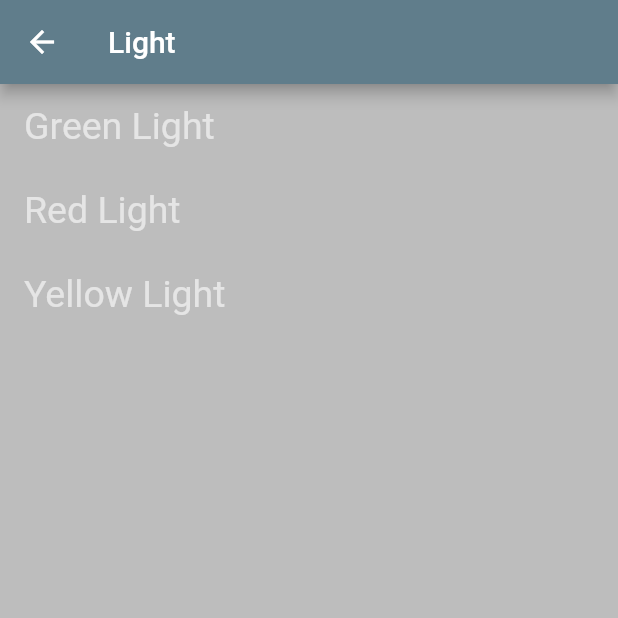
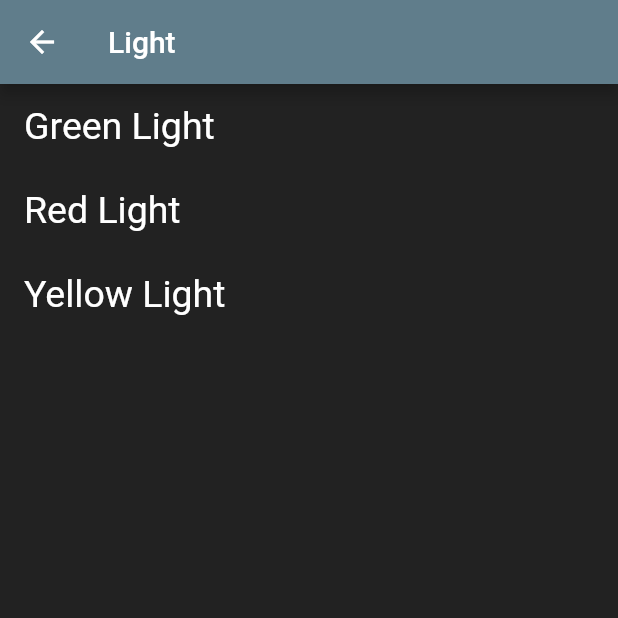
Before and after one commit to samirreaz/road_sign, a Flutter app: the screen it shows after launch, after a tap on "Light", on a phone screen of 412 x 824 dp, the top half of it. Run offline on Flutter 3.47's test engine with Material 2 defaults, Android fonts, the phone set to English and light mode, and no system bars; key blocks and very long unbroken strings in the code were emptied for the run.

```diff
--- a/lib/screen/category/category_screen.dart
+++ b/lib/screen/category/category_screen.dart
@@ -26,10 +26,13 @@ class CategoryScreen extends StatelessWidget {
       body: ListView.builder(
         itemCount: filterList.length,
         itemBuilder: (context, index) => ListTile(
-          title: Text(filterList[index].itemName, style: TextStyle(color: Colors.white60, fontSize: 25),),
+          title: Text(
+            filterList[index].itemName,
+            style: TextStyle(color: Colors.white, fontSize: 25),
+          ),
         ),
       ),
-      backgroundColor: Colors.black26,
+      backgroundColor: Colors.black87,
     );
   }
 }
--- a/lib/screen/home/home_screen.dart
+++ b/lib/screen/home/home_screen.dart
@@ -14,7 +14,7 @@ class HomeScreen extends StatelessWidget {
         title: Text('Home Page'),
         backgroundColor: Colors.black,
       ),
-      backgroundColor: Colors.black45,
+      backgroundColor: Colors.black87,
       //!bodyb
       body: Column(
         children: [
```
